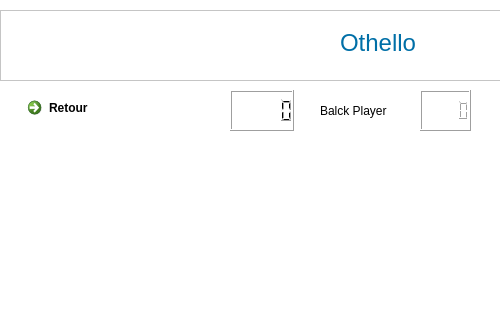
Before: the Qt Designer form InterfaceGraphique/mainwindow.ui in LouisTrezzini/tdlog-boardgame-ai, drawn with Qt 5; both pictures show x 0 to 500 and y 0 to 320 of the 756 by 856 pixel window.
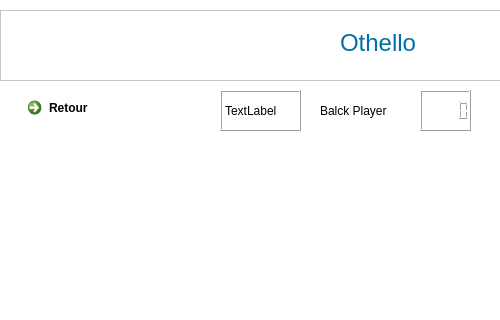
After: the same form once the commit is applied. Icons and pictures are not drawn.

Commit message: Ajout d'un timer; non fonctionnel, pb avec Qstring inconnu

```diff
--- a/InterfaceGraphique/mainwindow.ui
+++ b/InterfaceGraphique/mainwindow.ui
@@ -223,15 +223,24 @@
        <string>White Player</string>
       </property>
      </widget>
-     <widget class="QLCDNumber" name="timer">
+     <widget class="QLabel" name="timer">
       <property name="geometry">
        <rect>
-        <x>230</x>
+        <x>220</x>
         <y>10</y>
-        <width>64</width>
+        <width>81</width>
         <height>41</height>
        </rect>
       </property>
+      <property name="frameShape">
+       <enum>QFrame::Box</enum>
+      </property>
+      <property name="frameShadow">
+       <enum>QFrame::Raised</enum>
+      </property>
+      <property name="text">
+       <string>TextLabel</string>
+      </property>
      </widget>
     </widget>
    </widget>
```
The commit also changes 3 other files.
